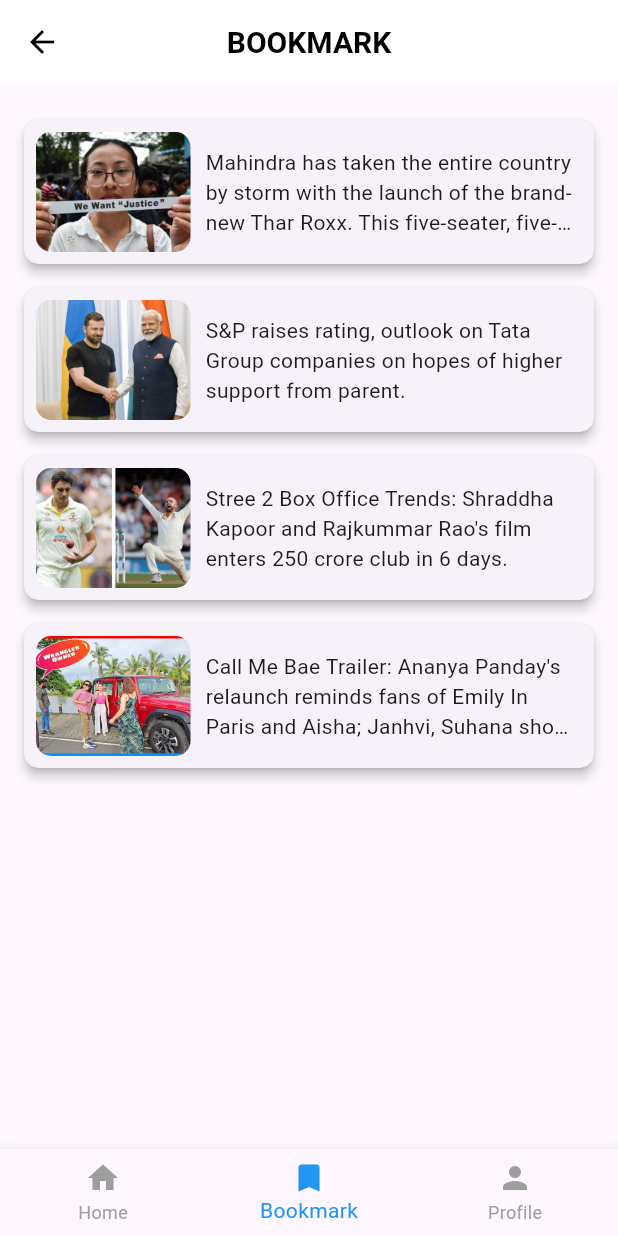
After one commit to Smit868/news_now, a Flutter app: the MainScreen screen opened directly, item 2 of the bottom bar chosen, on a phone screen of 412 x 824 dp. The commit adds this screen. Run offline on Flutter 3.47's test engine with Material 3 defaults, Android fonts, the phone set to English and light mode, and no system bars; our stand-ins replace carousel_slider, dots_indicator.

Commit message:
added bookmark page and profile page

```diff
--- a/lib/landing_page.dart
+++ b/lib/landing_page.dart
@@ -1,4 +1,5 @@
 import 'package:flutter/material.dart';
+import 'package:news_now/main.dart';
 import 'package:news_now/screens/home_page.dart';
 
 class Land extends StatelessWidget {
@@ -52,7 +53,7 @@ class Land extends StatelessWidget {
                   Navigator.push(
                     context,
                     MaterialPageRoute(
-                      builder: (context) => HomePage(),
+                      builder: (context) => MainScreen(),
                     ),
                   );
                 },
--- a/lib/main.dart
+++ b/lib/main.dart
@@ -1,22 +1,68 @@
 import 'package:flutter/material.dart';
 import 'package:news_now/landing_page.dart';
+import 'package:news_now/screens/bookmark_page.dart';
+import 'package:news_now/screens/home_page.dart';
+import 'package:news_now/screens/profile_page.dart';
 
 void main() {
-  runApp(NewsApp());
+  runApp(MyApp());
 }
 
-class NewsApp extends StatelessWidget {
-  const NewsApp({super.key});
-
+class MyApp extends StatelessWidget {
   @override
   Widget build(BuildContext context) {
     return MaterialApp(
+      title: 'News Now',
       debugShowCheckedModeBanner: false,
-      title: 'News App',
-      theme: ThemeData(
-        primarySwatch: Colors.blue,
-      ),
       home: Land(),
     );
   }
 }
+
+class MainScreen extends StatefulWidget {
+  @override
+  _MainScreenState createState() => _MainScreenState();
+}
+
+class _MainScreenState extends State<MainScreen> {
+  int _selectedIndex = 0;
+
+  final List<Widget> _pages = [
+    HomePage(),
+    BookmarkPage(),
+    ProfilePage(), // Add ProfilePage here
+  ];
+
+  void _onItemTapped(int index) {
+    setState(() {
+      _selectedIndex = index;
+    });
+  }
+
+  @override
+  Widget build(BuildContext context) {
+    return Scaffold(
+      body: _pages[_selectedIndex],
+      bottomNavigationBar: BottomNavigationBar(
+        currentIndex: _selectedIndex,
+        selectedItemColor: Colors.blue,
+        unselectedItemColor: Colors.grey,
+        onTap: _onItemTapped,
+        items: [
+          BottomNavigationBarItem(
+            icon: Icon(Icons.home),
+            label: 'Home',
+          ),
+          BottomNavigationBarItem(
+            icon: Icon(Icons.bookmark),
+            label: 'Bookmark',
+          ),
+          BottomNavigationBarItem(
+            icon: Icon(Icons.person),
+            label: 'Profile',
+          ),
+        ],
+      ),
+    );
+  }
+}
--- /dev/null
+++ b/lib/screens/bookmark_page.dart
@@ -0,0 +1,97 @@
+import 'package:flutter/material.dart';
+import 'package:news_now/main.dart';
+import 'package:news_now/screens/home_page.dart';
+
+class BookmarkPage extends StatelessWidget {
+  @override
+  Widget build(BuildContext context) {
+    double screenWidth = MediaQuery.of(context).size.width;
+
+    return Scaffold(
+      appBar: AppBar(
+        backgroundColor: Colors.white,
+        elevation: 0,
+        leading: IconButton(
+          icon: Icon(Icons.arrow_back, color: Colors.black),
+          onPressed: () {
+            Navigator.push(
+                context,
+                MaterialPageRoute(
+                  builder: (context) => MainScreen(),
+                ));
+          },
+        ),
+        centerTitle: true,
+        title: Text(
+          'BOOKMARK',
+          style: TextStyle(
+            color: Colors.black,
+            fontWeight: FontWeight.bold,
+            fontSize: 20,
+          ),
+        ),
+      ),
+      body: ListView(
+        padding: EdgeInsets.all(16),
+        children: [
+          buildBookmarkCard(
+            screenWidth,
+            'assets/images/news1.jpg',
+            'Mahindra has taken the entire country by storm with the launch of the brand-new Thar Roxx. This five-seater, five-door version of the Thar.',
+          ),
+          buildBookmarkCard(
+            screenWidth,
+            'assets/images/news2.jpg',
+            'S&P raises rating, outlook on Tata Group companies on hopes of higher support from parent.',
+          ),
+          buildBookmarkCard(
+            screenWidth,
+            'assets/images/news3.jpg',
+            'Stree 2 Box Office Trends: Shraddha Kapoor and Rajkummar Rao\'s film enters 250 crore club in 6 days.',
+          ),
+          buildBookmarkCard(
+            screenWidth,
+            'assets/images/trending2.webp',
+            'Call Me Bae Trailer: Ananya Panday\'s relaunch reminds fans of Emily In Paris and Aisha; Janhvi, Suhana shower love.',
+          ),
+        ],
+      ),
+    );
+  }
+
+  Widget buildBookmarkCard(
+      double screenWidth, String imagePath, String description) {
+    return Card(
+      shape: RoundedRectangleBorder(
+        borderRadius: BorderRadius.circular(10),
+      ),
+      margin: EdgeInsets.symmetric(vertical: 8),
+      elevation: 3,
+      child: Padding(
+        padding: EdgeInsets.all(8),
+        child: Row(
+          children: [
+            ClipRRect(
+              borderRadius: BorderRadius.circular(10),
+              child: Image.asset(
+                imagePath,
+                height: 80,
+                width: screenWidth * 0.25, // 25% of screen width
+                fit: BoxFit.cover,
+              ),
+            ),
+            SizedBox(width: 10),
+            Expanded(
+              child: Text(
+                description,
+                style: TextStyle(fontSize: 14),
+                maxLines: 3,
+                overflow: TextOverflow.ellipsis,
+              ),
+            ),
+          ],
+        ),
+      ),
+    );
+  }
+}
```
Also changed, not shown: lib/screens/home_page.dart (+7 -43 lines), lib/screens/profile_page.dart (added, +85 -0 lines), assets/images/profile.jpg (added).
